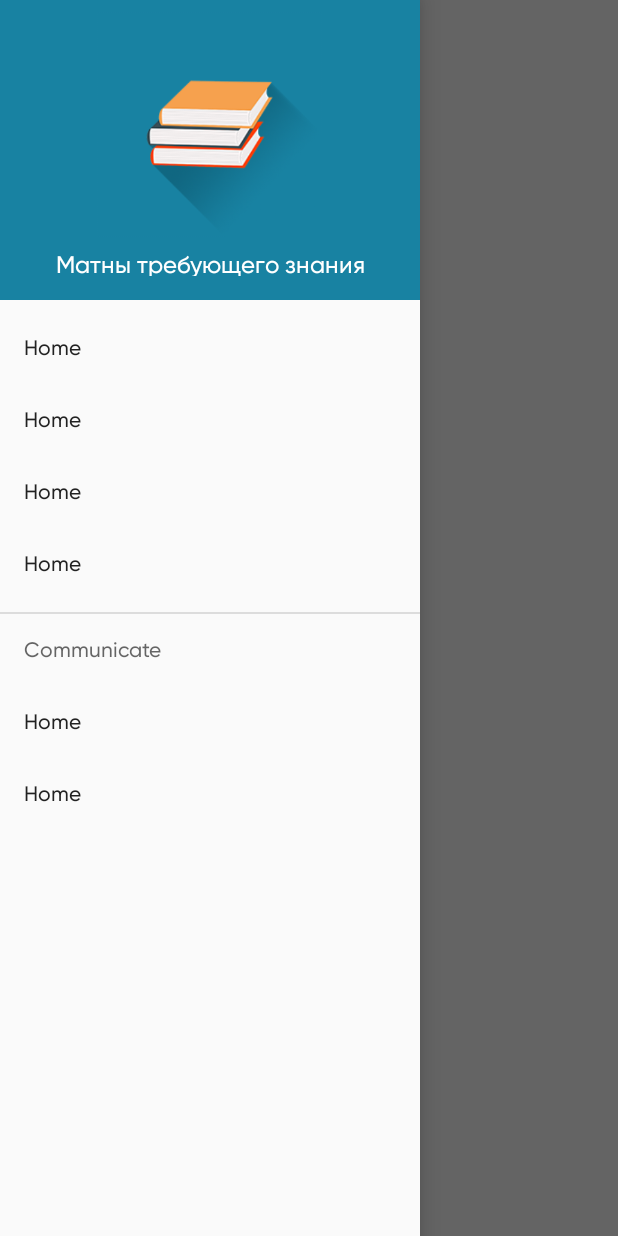
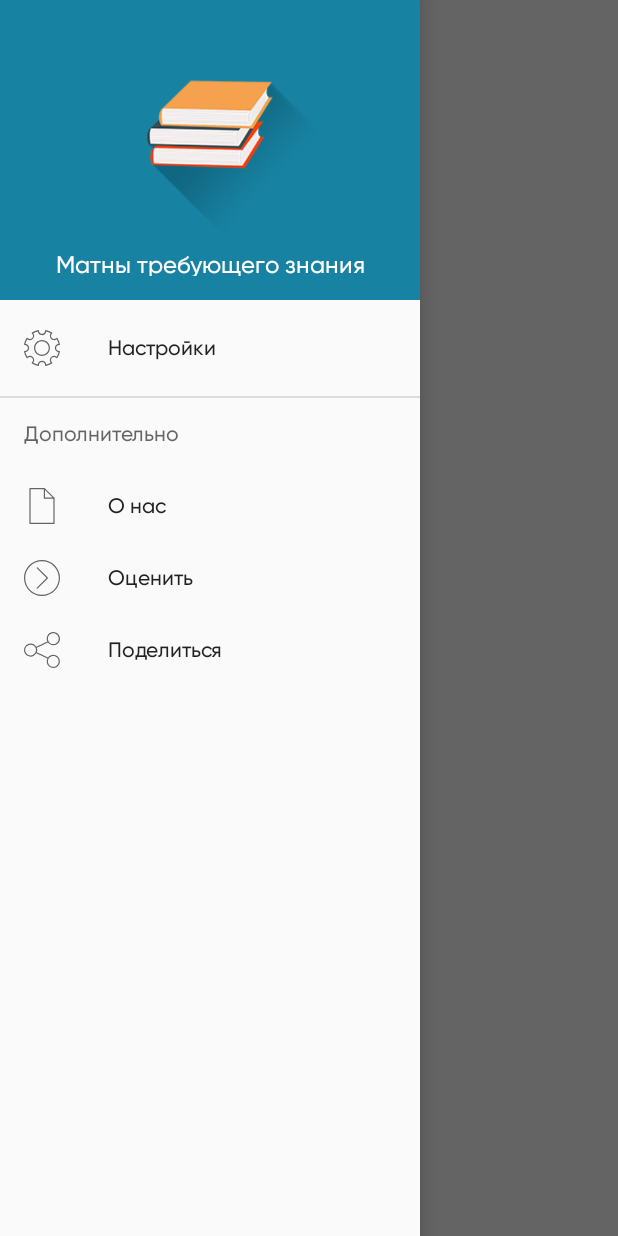
Before and after one commit to JMApps/Fundamentals, an Android app: the screen it shows after launch (MainActivity), with the side drawer open, on a phone screen of 412 x 824 dp. Run offline under Robolectric (Android 15) with nearby library versions, the phone set to English and light mode, and no system bars; 10 statements that could not run were skipped.

Commit message:
Added menu and navigation items

```diff
--- a/app/src/main/res/menu/activity_main_drawer.xml
+++ b/app/src/main/res/menu/activity_main_drawer.xml
@@ -5,27 +5,25 @@
 
     <group android:checkableBehavior="single">
         <item
-            android:id="@+id/nav_home"
-            android:title="Home" />
-        <item
-            android:id="@+id/nav_gallery"
-            android:title="Home" />
-        <item
-            android:id="@+id/nav_slideshow"
-            android:title="Home" />
-        <item
-            android:id="@+id/nav_tools"
-            android:title="Home" />
+            android:id="@+id/nav_settings"
+            android:icon="@drawable/ic_settings"
+            android:title="@string/action_settings" />
     </group>
 
-    <item android:title="Communicate">
+    <item android:title="@string/action_additionally">
         <menu>
             <item
+                android:id="@+id/nav_about_us"
+                android:icon="@drawable/ic_about"
+                android:title="@string/action_about_us" />
+            <item
+                android:id="@+id/nav_rate"
+                android:icon="@drawable/ic_rate"
+                android:title="@string/action_rate" />
+            <item
                 android:id="@+id/nav_share"
-                android:title="Home" />
-            <item
-                android:id="@+id/nav_send"
-                android:title="Home" />
+                android:icon="@drawable/ic_share"
+                android:title="@string/action_share" />
         </menu>
     </item>
 
--- a/app/src/main/res/menu/main.xml
+++ b/app/src/main/res/menu/main.xml
@@ -1,4 +1,10 @@
 <?xml version="1.0" encoding="utf-8"?>
 <menu xmlns:android="http://schemas.android.com/apk/res/android"
     xmlns:app="http://schemas.android.com/apk/res-auto">
+
+    <item
+        android:id="@+id/action_night_mode"
+        android:icon="@drawable/ic_night"
+        android:title="@string/action_night_mode"
+        app:showAsAction="always" />
 </menu>
--- a/app/src/main/res/values/strings.xml
+++ b/app/src/main/res/values/strings.xml
@@ -5,5 +5,11 @@
     <string name="navigation_drawer_close">Close navigation drawer</string>
     <string name="desc_book">Book</string>
     <string name="tag_line">Матны требующего знания</string>
+    <string name="action_settings">Настройки</string>
+    <string name="action_additionally">Дополнительно</string>
+    <string name="action_about_us">О нас</string>
+    <string name="action_rate">Оценить</string>
+    <string name="action_share">Поделиться</string>
+    <string name="action_night_mode">Ночной режим</string>
 
 </resources>
```
